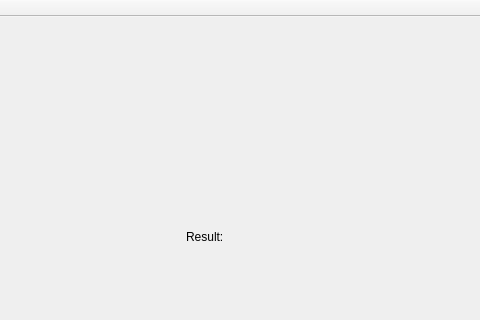
Before: the Qt Designer form QtPi/mainwindow.ui in kzhereb/knu-is-ooop2019, drawn with Qt 5; both pictures show x 244 to 724 and y 0 to 320 of the 724 by 490 pixel window.
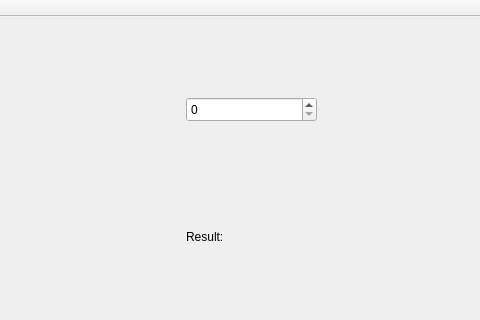
After: the same form once the commit is applied.

Commit message: Input steps from UI

Diff of the .ui file:
```diff
--- a/QtPi/mainwindow.ui
+++ b/QtPi/mainwindow.ui
@@ -66,6 +66,19 @@
      <string>Result: </string>
     </property>
    </widget>
+   <widget class="QSpinBox" name="spinSteps">
+    <property name="geometry">
+     <rect>
+      <x>430</x>
+      <y>80</y>
+      <width>131</width>
+      <height>25</height>
+     </rect>
+    </property>
+    <property name="maximum">
+     <number>1000000000</number>
+    </property>
+   </widget>
   </widget>
   <widget class="QMenuBar" name="menuBar">
    <property name="geometry">
```
The commit also changes 1 other file.
